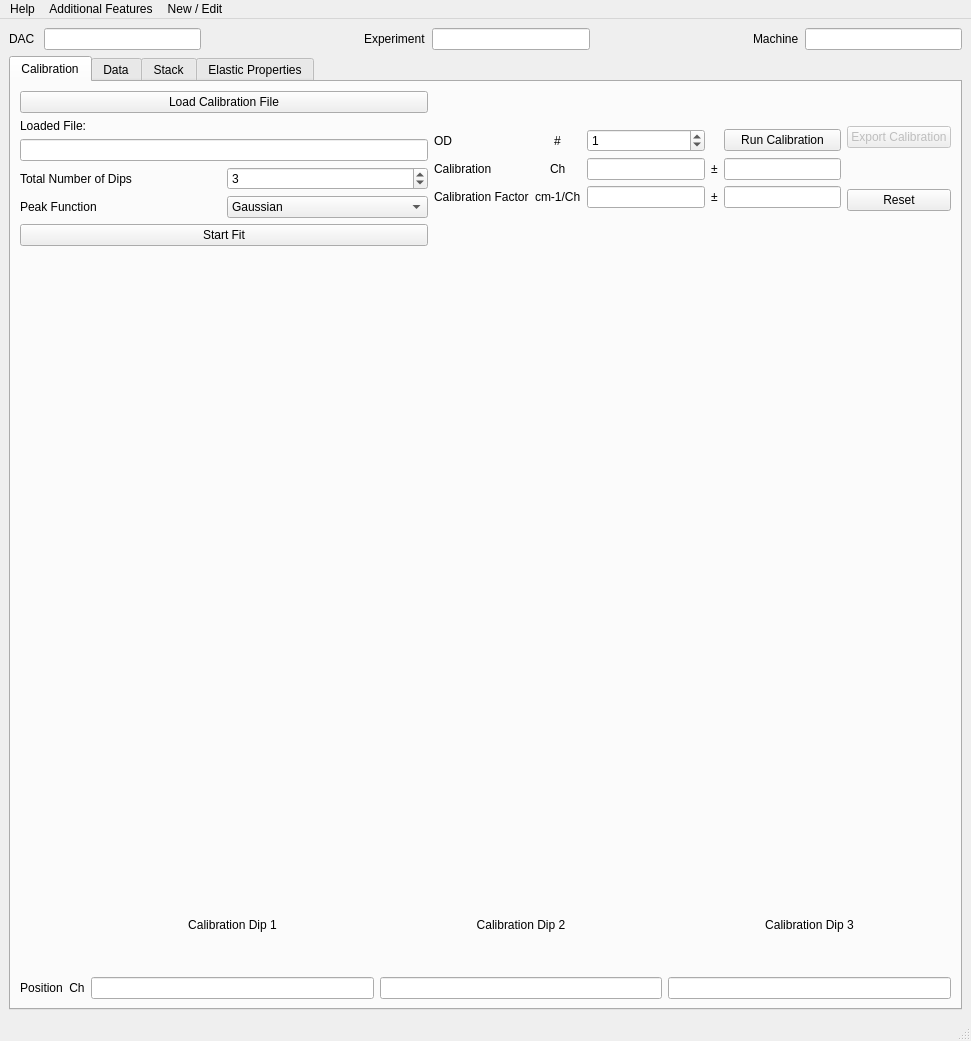
Old version of the form src/brillouinview/gui/ui/brillouinview_main_window.ui in the repository KirstenSch/BrillouinView.
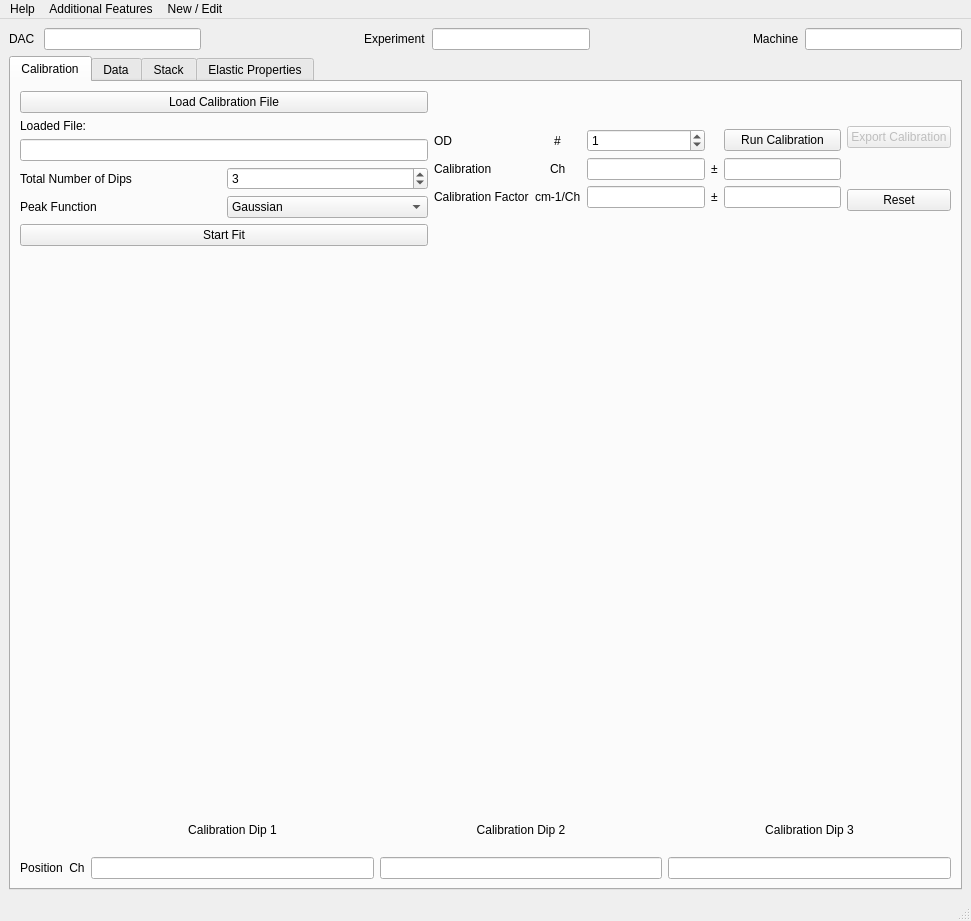
New version of the form. Custom widgets are drawn as their Qt base class.

Commit message: Adjusted Width and heigt of Windows

Diff of the .ui file:
```diff
--- a/src/brillouinview/gui/ui/brillouinview_main_window.ui
+++ b/src/brillouinview/gui/ui/brillouinview_main_window.ui
@@ -7,13 +7,25 @@
     <x>0</x>
     <y>0</y>
     <width>971</width>
-    <height>1041</height>
+    <height>921</height>
    </rect>
   </property>
+  <property name="maximumSize">
+   <size>
+    <width>16777215</width>
+    <height>921</height>
+   </size>
+  </property>
   <property name="windowTitle">
    <string>BrillouinView 1.0.0 - 2026</string>
   </property>
   <widget class="QWidget" name="centralwidget">
+   <property name="maximumSize">
+    <size>
+     <width>16777215</width>
+     <height>950</height>
+    </size>
+   </property>
    <layout class="QVBoxLayout" name="verticalLayout_2">
     <item>
      <layout class="QGridLayout" name="gridLayout_5">
@@ -345,7 +357,7 @@
             <property name="minimumSize">
              <size>
               <width>0</width>
-              <height>620</height>
+              <height>550</height>
              </size>
             </property>
             <layout class="QVBoxLayout" name="verticalLayout"/>
```
The commit also changes 3 other files.
